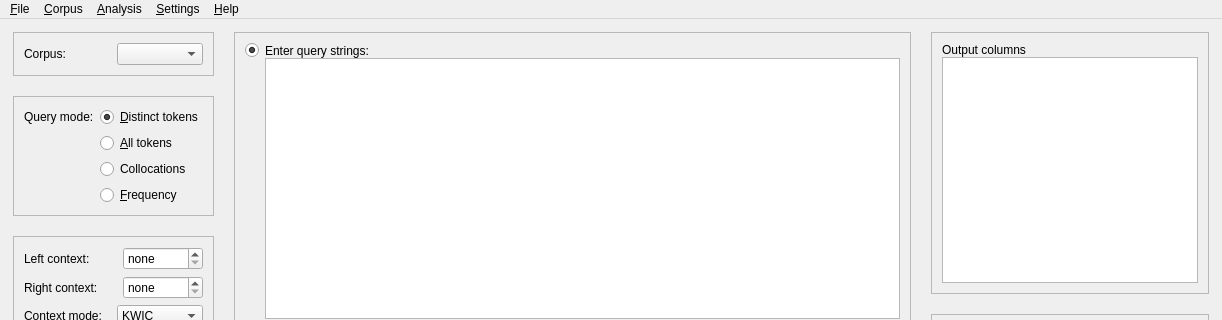
Before: the Qt Designer form coquery/gui/coquery.ui in gkunter/coquery, drawn with Qt 5; both pictures show x 0 to 1222 and y 0 to 320 of the 1222 by 775 pixel window.
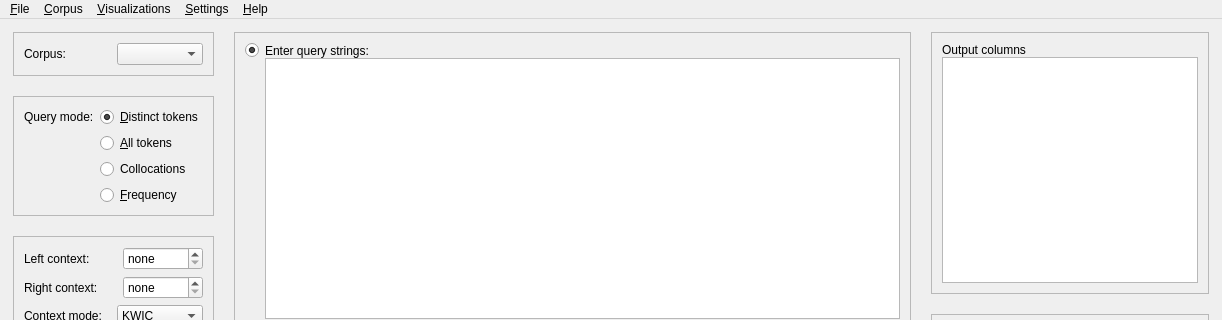
After: the same form once the commit is applied. Icons and pictures are not drawn.

Commit message: Rename visualizations menu. Add submenues.

Patch:
```diff
--- a/coquery/gui/coquery.ui
+++ b/coquery/gui/coquery.ui
@@ -912,7 +912,7 @@
    </widget>
    <widget class="QMenu" name="menuAnalyse">
     <property name="title">
-     <string>&amp;Analysis</string>
+     <string>&amp;Visualizations</string>
     </property>
     <addaction name="action_tree_map"/>
     <addaction name="action_heat_map"/>
```
Left out of the diff: 55 changed lines with no effect on the pictures. The commit also changes 1 other file.
